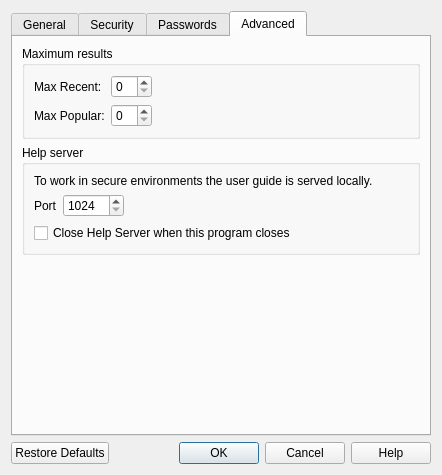
Qt form ui/preferencesdialog.ui (sysal1280/passwords) before a commit.
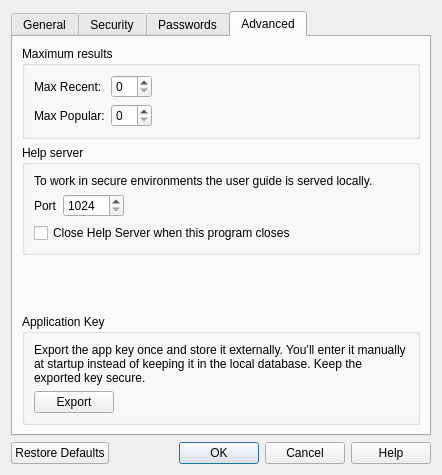
The same form after that commit.

```diff
--- a/ui/preferencesdialog.ui
+++ b/ui/preferencesdialog.ui
@@ -529,6 +529,45 @@
          </property>
         </spacer>
        </item>
+       <item>
+        <widget class="QGroupBox" name="groupBox_10">
+         <property name="title">
+          <string>Application Key</string>
+         </property>
+         <layout class="QGridLayout" name="gridLayout_5">
+          <item row="1" column="1">
+           <spacer name="horizontalSpacer_3">
+            <property name="orientation">
+             <enum>Qt::Orientation::Horizontal</enum>
+            </property>
+            <property name="sizeHint" stdset="0">
+             <size>
+              <width>40</width>
+              <height>20</height>
+             </size>
+            </property>
+           </spacer>
+          </item>
+          <item row="1" column="0">
+           <widget class="QPushButton" name="pushButtonExportKey">
+            <property name="text">
+             <string>Export</string>
+            </property>
+           </widget>
+          </item>
+          <item row="0" column="0" colspan="2">
+           <widget class="QLabel" name="label_2">
+            <property name="text">
+             <string>Export the app key once and store it externally. You’ll enter it manually at startup instead of keeping it in the local database. Keep the exported key secure.</string>
+            </property>
+            <property name="wordWrap">
+             <bool>true</bool>
+            </property>
+           </widget>
+          </item>
+         </layout>
+        </widget>
+       </item>
       </layout>
      </widget>
     </widget>
```
